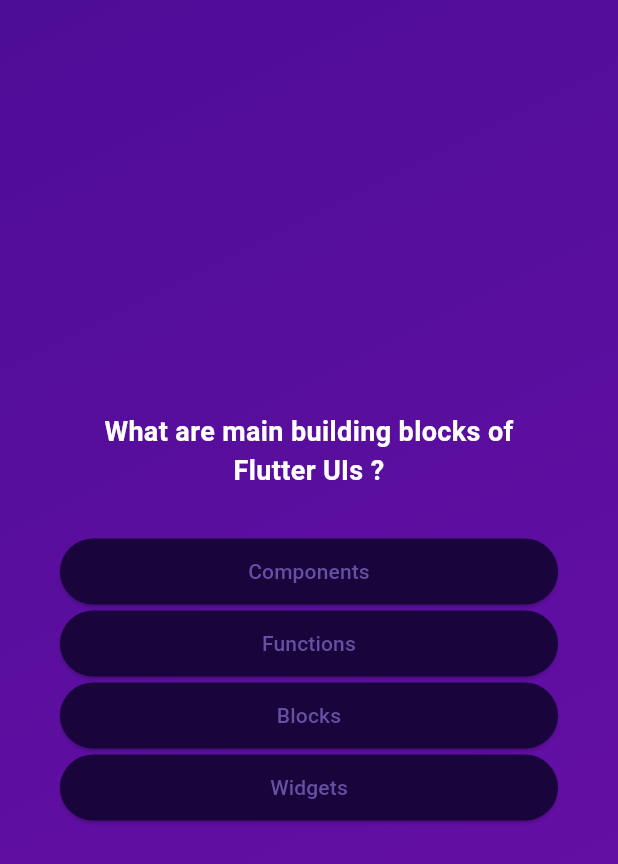
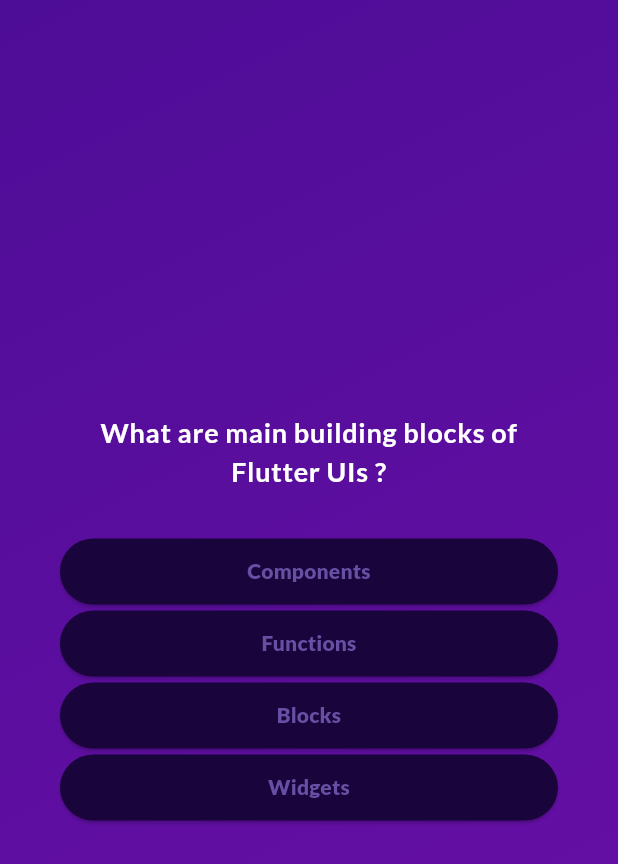
Before and after one commit to TeeWrath/quizz_app, a Flutter app: the screen it shows after launch, after a tap on "Start Quiz", on a phone screen of 412 x 824 dp. Shown: the top 864 px of the screen. Run offline on Flutter 3.47's test engine with Material 3 defaults, Android fonts, the phone set to English and light mode, and no system bars; our stand-ins replace google_fonts.

Commit message:
feat: added google font

```diff
--- a/lib/answer_button.dart
+++ b/lib/answer_button.dart
@@ -1,4 +1,5 @@
 import 'package:flutter/material.dart';
+import 'package:google_fonts/google_fonts.dart';
 
 class AnswerButton extends StatelessWidget {
   const AnswerButton({super.key, required this.answerText, required this.onTap});
@@ -13,6 +14,6 @@ class AnswerButton extends StatelessWidget {
       shape: RoundedRectangleBorder(borderRadius: BorderRadius.circular(40)),
       padding: const EdgeInsets.fromLTRB(100, 12, 100, 12)
     ),
-    child: Text(answerText,textAlign: TextAlign.center,));
+    child: Text(answerText,textAlign: TextAlign.center,style: GoogleFonts.lato(fontWeight: FontWeight.w900),));
   }
 }
--- a/lib/questions_screen.dart
+++ b/lib/questions_screen.dart
@@ -1,6 +1,8 @@
 import 'package:flutter/material.dart';
+import 'package:google_fonts/google_fonts.dart';
 import 'package:quizz_app/answer_button.dart';
 import 'package:quizz_app/data/ques.dart';
+import 'package:google_fonts/google_fonts.dart';
 
 class QuestionsScreen extends StatefulWidget {
   const QuestionsScreen({super.key});
@@ -32,7 +34,7 @@ class _QuestionsScreenState extends State<QuestionsScreen> {
           children: [
             Text(
               currentQues.text,
-              style: const TextStyle(color: Colors.white,fontSize: 18, fontWeight: FontWeight.bold),
+              style: GoogleFonts.lato(textStyle: Theme.of(context).textTheme.labelSmall, color: Colors.white, fontSize: 18, fontWeight: FontWeight.bold),
               textAlign: TextAlign.center,
             ),
             const SizedBox(
--- a/pubspec.yaml
+++ b/pubspec.yaml
@@ -35,6 +35,7 @@ dependencies:
   # The following adds the Cupertino Icons font to your application.
   # Use with the CupertinoIcons class for iOS style icons.
   cupertino_icons: ^1.0.2
+  google_fonts: ^6.1.0
 
 dev_dependencies:
   flutter_test:
```
Also changed, not shown: pubspec.lock, 1 other file.
